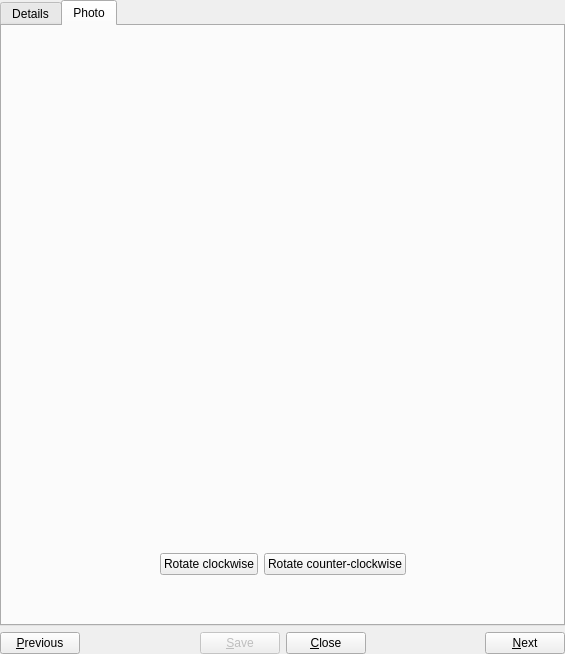
Old version of the form trunk/src/widgets/propertiesview.ui in the repository BackupTheBerlios/galerist-svn.
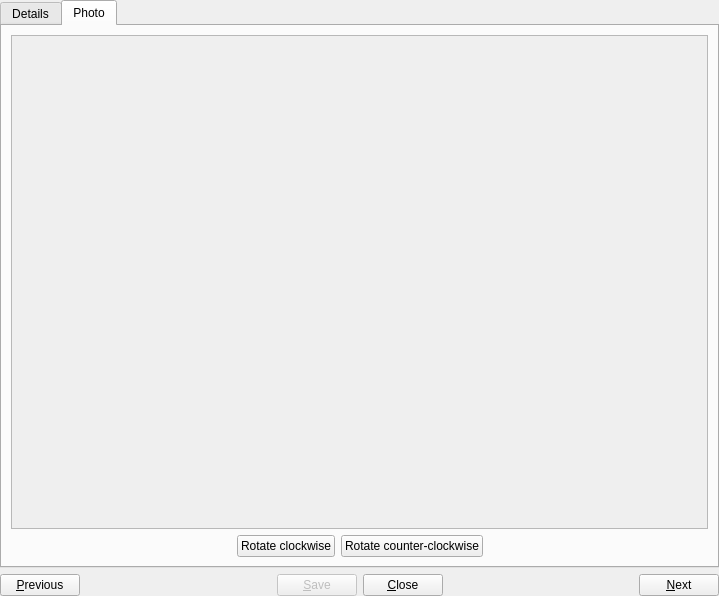
New version of the form. The open tabs and pages were chosen to show the change. Icons and pictures are not drawn. Custom widgets are drawn as their Qt base class.

Commit message: Made photo in properties view resizable.

Diff of the .ui file:
```diff
--- a/trunk/src/widgets/propertiesview.ui
+++ b/trunk/src/widgets/propertiesview.ui
@@ -5,8 +5,8 @@
    <rect>
     <x>0</x>
     <y>0</y>
-    <width>565</width>
-    <height>654</height>
+    <width>719</width>
+    <height>596</height>
    </rect>
   </property>
   <property name="windowTitle" >
@@ -146,6 +146,7 @@
       </attribute>
       <layout class="QGridLayout" >
        <item row="0" column="0" >
+        <widget class="QScrollArea" native="1" name="scrollArea" >
         <layout class="QHBoxLayout" >
          <item>
           <spacer>
@@ -162,17 +163,11 @@
          </item>
          <item>
           <widget class="QLabel" name="photo" >
-           <property name="minimumSize" >
-            <size>
-             <width>0</width>
-             <height>512</height>
-            </size>
-           </property>
-           <property name="maximumSize" >
-            <size>
-             <width>9999999</width>
-             <height>512</height>
-            </size>
+            <property name="sizePolicy" >
+             <sizepolicy vsizetype="Expanding" hsizetype="Expanding" >
+              <horstretch>0</horstretch>
+              <verstretch>0</verstretch>
+             </sizepolicy>
            </property>
            <property name="cursor" >
             <cursorShape>PointingHandCursor</cursorShape>
@@ -199,6 +194,7 @@
           </spacer>
          </item>
         </layout>
+        </widget>
        </item>
        <item row="1" column="0" >
         <layout class="QHBoxLayout" >
@@ -253,19 +249,6 @@
          </item>
         </layout>
        </item>
-       <item row="2" column="0" >
-        <spacer>
-         <property name="orientation" >
-          <enum>Qt::Vertical</enum>
-         </property>
-         <property name="sizeHint" >
-          <size>
-           <width>20</width>
-           <height>40</height>
-          </size>
-         </property>
-        </spacer>
-       </item>
       </layout>
      </widget>
     </widget>
@@ -357,6 +340,11 @@
    <extends>QLineEdit</extends>
    <header>widgets/lineedit.h</header>
   </customwidget>
+  <customwidget>
+   <class>QScrollArea</class>
+   <extends>QWidget</extends>
+   <header>qscrollarea.h</header>
+  </customwidget>
  </customwidgets>
  <resources>
   <include location="../resources.qrc" />
```
Lines whose indentation alone changed are shown as unchanged. The commit also changes 2 other files.
